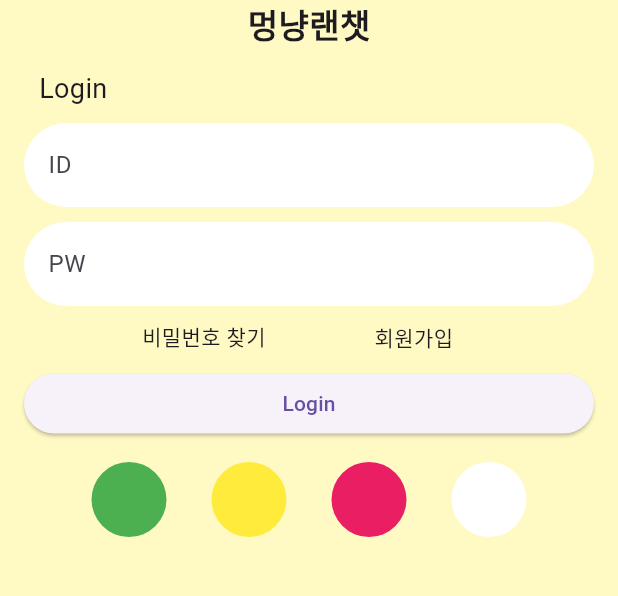
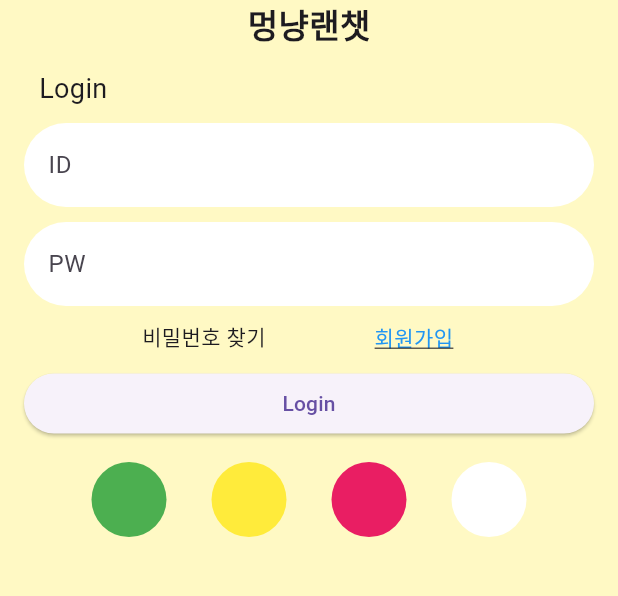
Before and after one commit to vRanChat/vRanChat, a Flutter app: the screen it shows after launch, on a phone screen of 412 x 824 dp, the part 387-983 px from its top. Run offline on Flutter 3.47's test engine with Material 3 defaults, Android fonts, the phone set to English and light mode, and no system bars; our stand-ins replace cloud_firestore, firebase_auth, firebase_core; accounts and stored records are empty; project files that could hold a hidden picture were left out.

```diff
--- a/lib/views/pages/login_page.dart
+++ b/lib/views/pages/login_page.dart
@@ -1,12 +1,56 @@
 import 'package:flutter/material.dart';
+import 'package:cloud_firestore/cloud_firestore.dart';
+import 'package:firebase_auth/firebase_auth.dart';
 import '../component/input_field.dart';
 
 class LoginPage extends StatelessWidget {
   final TextEditingController _usernameController = TextEditingController();
   final TextEditingController _passwordController = TextEditingController();
 
-  final TEST_ID = "test";
-  final TEST_PW = "1234";
+  final FirebaseFirestore _firestore = FirebaseFirestore.instance;
+
+  void checkUserAndPassword(BuildContext context) async {
+    String enteredUsername = _usernameController.text;
+    String enteredPassword = _passwordController.text;
+
+    try {
+      // Firestore에서 users 컬렉션에서 username과 password가 일치하는 문서를 조회합니다.
+      QuerySnapshot querySnapshot = await FirebaseFirestore.instance
+          .collection('mungnyan')
+          .where('id', isEqualTo: enteredUsername)
+          .where('password', isEqualTo: enteredPassword)
+          .get();
+
+      print(querySnapshot.docs.isNotEmpty);
+      // 조회된 문서가 하나라도 있는지 확인합니다.
+      if (querySnapshot.docs.isNotEmpty) {
+        // 로그인 성공 시 '/main' 페이지로 이동
+        Navigator.pushNamed(context, '/main');
+      } else {
+        // 일치하는 데이터가 없을 때 실행할 코드
+        print('No matching user found.');
+        showDialog(
+          context: context,
+          builder: (BuildContext context) {
+            return AlertDialog(
+              title: const Text('로그인 실패'),
+              content: const Text('올바른 ID와 PW를 입력하세요.'),
+              actions: <Widget>[
+                TextButton(
+                  onPressed: () {
+                    Navigator.of(context).pop();
+                  },
+                  child: const Text('확인'),
+                ),
+              ],
+            );
+          },
+        );
+      }
+    } catch (e) {
+      print('Error: $e');
+    }
+  }
 
   LoginPage({super.key});
 
@@ -59,56 +103,38 @@ class LoginPage extends StatelessWidget {
               isPassword: true,
             ),
             const SizedBox(height: 10),
-            const Row(
+            Row(
               mainAxisAlignment: MainAxisAlignment.center,
               children: <Widget>[
-                SizedBox(
-                  width: 120, // 첫 번째 텍스트의 너비 설정
-                  child: const Text(
+                const SizedBox(
+                  width: 120,
+                  child: Text(
                     '비밀번호 찾기',
-                    textAlign: TextAlign.center, // 텍스트를 중앙 정렬
+                    textAlign: TextAlign.center,
                   ),
                 ),
-                const SizedBox(width: 20), // 텍스트 사이에 간격 추가
+                SizedBox(width: 20),
                 SizedBox(
-                  width: 120, // 두 번째 텍스트의 너비 설정
-                  child: const Text(
-                    '회원가입',
-                    textAlign: TextAlign.center, // 텍스트를 중앙 정렬
+                  width: 120,
+                  child: InkWell(
+                    onTap: () {
+                      Navigator.pushNamed(context, '/signup');
+                    },
+                    child: const Text(
+                      '회원가입',
+                      textAlign: TextAlign.center,
+                      style: TextStyle(
+                        color: Colors.blue,
+                        decoration: TextDecoration.underline,
+                      ),
+                    ),
                   ),
                 ),
               ],
             ),
             const SizedBox(height: 10), // 상단 패딩 추가
             ElevatedButton(
-              onPressed: () {
-                String enteredUsername = _usernameController.text;
-                String enteredPassword = _passwordController.text;
-
-                // ID와 PW가 각각 "test"와 "1234"인 경우에만 메인 페이지로 이동
-                if (enteredUsername == TEST_ID && enteredPassword == TEST_PW) {
-                  Navigator.pushNamed(context, '/main');
-                } else {
-                  // 아니면 경고 메시지 출력 혹은 다른 조치를 취할 수 있음
-                  showDialog(
-                    context: context,
-                    builder: (BuildContext context) {
-                      return AlertDialog(
-                        title: const Text('로그인 실패'),
-                        content: const Text('올바른 ID와 PW를 입력하세요.'),
-                        actions: <Widget>[
-                          TextButton(
-                            onPressed: () {
-                              Navigator.of(context).pop();
-                            },
-                            child: const Text('확인'),
-                          ),
-                        ],
-                      );
-                    },
-                  );
-                }
-              },
+              onPressed: () => checkUserAndPassword(context),
               // Expanded를 사용하여 버튼의 너비를 부모에 맞춤
               child: const SizedBox(
                 width: double.infinity, // 부모 위젯의 너비를 채움
@@ -118,15 +144,15 @@ class LoginPage extends StatelessWidget {
                 ),
               ),
             ),
-            const SizedBox(height: 15), // 버튼 아래에 추가적인 공간을 주기 위한 패딩
+            const SizedBox(height: 15),
             Row(
               mainAxisAlignment: MainAxisAlignment.center,
               children: <Widget>[
                 const SizedBox(width: 30),
                 Expanded(
                   child: Container(
-                    width: 50, // 원의 지름
-                    height: 50, // 원의 지름
+                    width: 50,
+                    height: 50,
                     decoration: const BoxDecoration(
                       color: Colors.green,
                       shape: BoxShape.circle,
@@ -135,8 +161,8 @@ class LoginPage extends StatelessWidget {
                 ),
                 Expanded(
                   child: Container(
-                    width: 50, // 원의 지름
-                    height: 50, // 원의 지름
+                    width: 50,
+                    height: 50,
                     decoration: const BoxDecoration(
                       color: Colors.yellow,
                       shape: BoxShape.circle,
@@ -145,8 +171,8 @@ class LoginPage extends StatelessWidget {
                 ),
                 Expanded(
                   child: Container(
-                    width: 50, // 원의 지름
-                    height: 50, // 원의 지름
+                    width: 50,
+                    height: 50,
                     decoration: const BoxDecoration(
                       color: Colors.pink,
                       shape: BoxShape.circle,
@@ -155,8 +181,8 @@ class LoginPage extends StatelessWidget {
                 ),
                 Expanded(
                   child: Container(
-                    width: 50, // 원의 지름
-                    height: 50, // 원의 지름
+                    width: 50,
+                    height: 50,
                     decoration: const BoxDecoration(
                       color: Colors.white,
                       shape: BoxShape.circle,
```
Also changed, not shown: lib/main.dart (+16 -3 lines), lib/models/user.dart (deleted, +0 -12 lines), lib/models/user_model.dart (added, +24 -0 lines), lib/services/user_service.dart (+41 -0 lines), lib/views/pages/signup_page.dart (added, +223 -0 lines), pubspec.yaml (+5 -2 lines), firebase.json (added), lib/controllers/user_controller.dart (line endings or trailing spaces), lib/firebase_options.dart (added), pubspec.lock, 3 other files.
